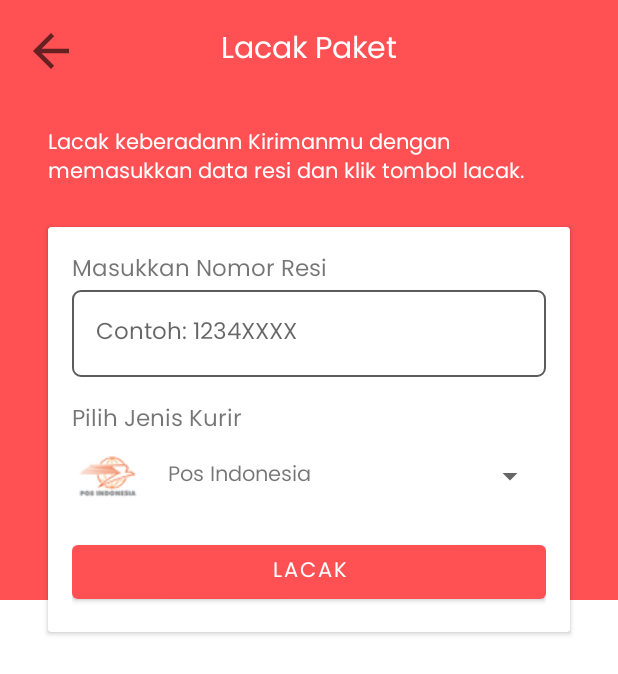
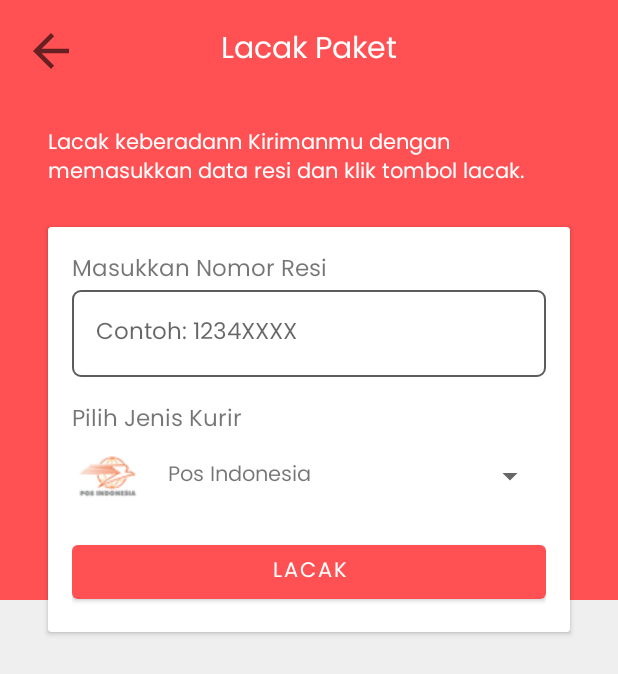
Before and after one commit to rainerregan/Kirimanku, an Android app: the LacakKirimanActivity screen opened directly, with no data from a screen before it, on a phone screen of 412 x 824 dp. Shown: the top 674 px of the screen. Run offline under Robolectric (Android 15) with nearby library versions, the phone set to English and light mode, and no system bars.

Commit message:
UI Improvement

```diff
--- a/app/src/main/res/layout/activity_lacak_kiriman.xml
+++ b/app/src/main/res/layout/activity_lacak_kiriman.xml
@@ -4,7 +4,8 @@
     xmlns:tools="http://schemas.android.com/tools"
     android:layout_width="match_parent"
     android:layout_height="match_parent"
-    tools:context=".LacakKirimanActivity">
+    tools:context=".LacakKirimanActivity"
+    android:background="@color/grayLight">
 
     <ImageView
         android:layout_width="match_parent"
```
